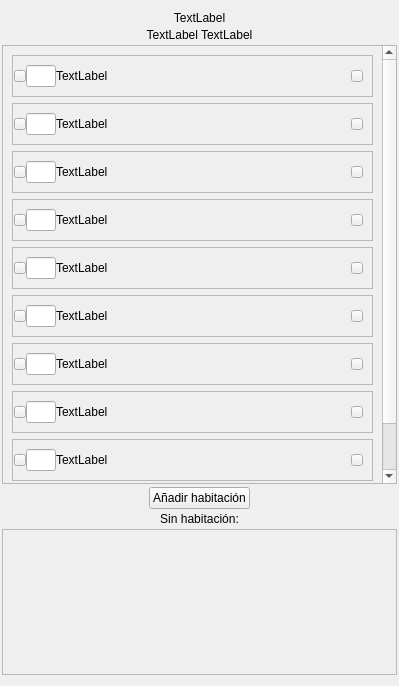
Above: src/ui/widgets/rooms_card.ui from BeCuber/Turnomatic before the change. Below: the same form after it.
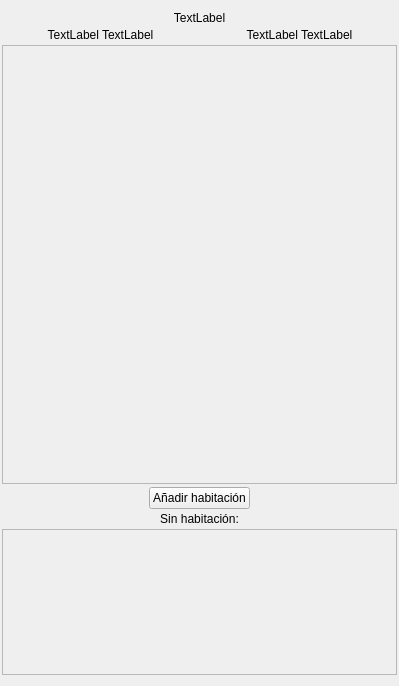
That is the form after the change.

Commit message: RoomPage shows 8 days correctly, all default rooms, and a list of volunteers without room each day. btn_add_bed has changed to btn_add_volunteer. The gui is prepared to recieve data. btn_add_volunteer has a QMenu with each volunteer without room.

What changed in the file:
```diff
--- a/src/ui/widgets/rooms_card.ui
+++ b/src/ui/widgets/rooms_card.ui
@@ -39,7 +39,7 @@
    </item>
    <item>
     <widget class="QWidget" name="containerCurrentOccupied" native="true">
-     <layout class="QHBoxLayout" name="horizontalLayout_12">
+     <layout class="QHBoxLayout" name="horizontalLayout_12" stretch="1,1,1,1">
       <property name="spacing">
        <number>3</number>
       </property>
@@ -55,6 +55,23 @@
       <property name="bottomMargin">
        <number>0</number>
       </property>
+      <item>
+       <widget class="QLabel" name="labelPersonIcon">
+        <property name="text">
+         <string>TextLabel</string>
+        </property>
+        <property name="alignment">
+         <set>Qt::AlignRight|Qt::AlignTrailing|Qt::AlignVCenter</set>
+        </property>
+       </widget>
+      </item>
+      <item>
+       <widget class="QLabel" name="labelCurrentVolunteers">
+        <property name="text">
+         <string>TextLabel</string>
+        </property>
+       </widget>
+      </item>
       <item>
        <widget class="QLabel" name="labelRoomIcon">
         <property name="text">
@@ -85,8 +102,8 @@
        <rect>
         <x>0</x>
         <y>0</y>
-        <width>376</width>
-        <height>472</height>
+        <width>393</width>
+        <height>20</height>
        </rect>
       </property>
       <property name="sizePolicy">
@@ -95,1083 +112,16 @@
         <verstretch>0</verstretch>
        </sizepolicy>
       </property>
-      <layout class="QVBoxLayout" name="verticalLayout_2">
+      <layout class="QVBoxLayout" name="scrollAreaRoomLayout" stretch="0">
+       <property name="spacing">
+        <number>3</number>
+       </property>
        <item>
-        <widget class="QFrame" name="frameRoom1">
-         <property name="frameShape">
-          <enum>QFrame::StyledPanel</enum>
+        <layout class="QVBoxLayout" name="innerRoomsContainer">
+         <property name="spacing">
+          <number>3</number>
          </property>
-         <property name="frameShadow">
-          <enum>QFrame::Raised</enum>
-         </property>
-         <layout class="QHBoxLayout" name="horizontalLayout_4" stretch="1,1,5">
-          <property name="spacing">
-           <number>0</number>
-          </property>
-          <property name="leftMargin">
-           <number>1</number>
-          </property>
-          <item>
-           <widget class="QPushButton" name="btnAddBed1">
-            <property name="sizePolicy">
-             <sizepolicy hsizetype="Minimum" vsizetype="Minimum">
-              <horstretch>0</horstretch>
-              <verstretch>0</verstretch>
-             </sizepolicy>
-            </property>
-            <property name="maximumSize">
-             <size>
-              <width>12</width>
-              <height>12</height>
-             </size>
-            </property>
-            <property name="cursor">
-             <cursorShape>PointingHandCursor</cursorShape>
-            </property>
-            <property name="text">
-             <string/>
-            </property>
-            <property name="iconSize">
-             <size>
-              <width>12</width>
-              <height>12</height>
-             </size>
-            </property>
-           </widget>
-          </item>
-          <item>
-           <widget class="QLineEdit" name="labelRoomName1">
-            <property name="sizePolicy">
-             <sizepolicy hsizetype="Minimum" vsizetype="Fixed">
-              <horstretch>0</horstretch>
-              <verstretch>0</verstretch>
-             </sizepolicy>
-            </property>
-            <property name="maximumSize">
-             <size>
-              <width>30</width>
-              <height>16777215</height>
-             </size>
-            </property>
-            <property name="cursor">
-             <cursorShape>IBeamCursor</cursorShape>
-            </property>
-            <property name="alignment">
-             <set>Qt::AlignCenter</set>
-            </property>
-           </widget>
-          </item>
-          <item>
-           <layout class="QVBoxLayout" name="vBoxVolSameRoom1" stretch="0">
-            <property name="spacing">
-             <number>3</number>
-            </property>
-            <item>
-             <layout class="QHBoxLayout" name="hBoxNameVolBtnMenu1" stretch="1,0">
-              <property name="leftMargin">
-               <number>0</number>
-              </property>
-              <item>
-               <widget class="QLabel" name="labelNameVol1">
-                <property name="text">
-                 <string>TextLabel</string>
-                </property>
-               </widget>
-              </item>
-              <item>
-               <widget class="QPushButton" name="btnMenu1">
-                <property name="maximumSize">
-                 <size>
-                  <width>12</width>
-                  <height>12</height>
-                 </size>
-                </property>
-                <property name="cursor">
-                 <cursorShape>PointingHandCursor</cursorShape>
-                </property>
-                <property name="text">
-                 <string/>
-                </property>
-                <property name="iconSize">
-                 <size>
-                  <width>12</width>
-                  <height>12</height>
-                 </size>
-                </property>
-               </widget>
-              </item>
-             </layout>
-            </item>
-           </layout>
-          </item>
-         </layout>
-        </widget>
-       </item>
-       <item>
-        <widget class="QFrame" name="frameRoom2">
-         <property name="frameShape">
-          <enum>QFrame::StyledPanel</enum>
-         </property>
-         <property name="frameShadow">
-          <enum>QFrame::Raised</enum>
-         </property>
-         <layout class="QHBoxLayout" name="horizontalLayout_10" stretch="1,1,5">
-          <property name="spacing">
-           <number>0</number>
-          </property>
-          <property name="leftMargin">
-           <number>1</number>
-          </property>
-          <item>
-           <widget class="QPushButton" name="btnAddBed2">
-            <property name="sizePolicy">
-             <sizepolicy hsizetype="Minimum" vsizetype="Minimum">
-              <horstretch>0</horstretch>
-              <verstretch>0</verstretch>
-             </sizepolicy>
-            </property>
-            <property name="maximumSize">
-             <size>
-              <width>12</width>
-              <height>12</height>
-             </size>
-            </property>
-            <property name="cursor">
-             <cursorShape>PointingHandCursor</cursorShape>
-            </property>
-            <property name="text">
-             <string/>
-            </property>
-            <property name="iconSize">
-             <size>
-              <width>12</width>
-              <height>12</height>
-             </size>
-            </property>
-           </widget>
-          </item>
-          <item>
-           <widget class="QLineEdit" name="labelRoomName2">
-            <property name="sizePolicy">
-             <sizepolicy hsizetype="Minimum" vsizetype="Fixed">
-              <horstretch>0</horstretch>
-              <verstretch>0</verstretch>
-             </sizepolicy>
-            </property>
-            <property name="maximumSize">
-             <size>
-              <width>30</width>
-              <height>16777215</height>
-             </size>
-            </property>
-            <property name="alignment">
-             <set>Qt::AlignCenter</set>
-            </property>
-           </widget>
-          </item>
-          <item>
-           <layout class="QVBoxLayout" name="vBoxVolSameRoom2">
-            <property name="spacing">
-             <number>3</number>
-            </property>
-            <item>
-             <layout class="QHBoxLayout" name="hBoxNameVolBtnMenu2" stretch="1,0">
-              <property name="leftMargin">
-               <number>0</number>
-              </property>
-              <item>
-               <widget class="QLabel" name="labelNameVol2">
-                <property name="text">
-                 <string>TextLabel</string>
-                </property>
-               </widget>
-              </item>
-              <item>
-               <widget class="QPushButton" name="btnMenu2">
-                <property name="maximumSize">
-                 <size>
-                  <width>12</width>
-                  <height>12</height>
-                 </size>
-                </property>
-                <property name="cursor">
-                 <cursorShape>PointingHandCursor</cursorShape>
-                </property>
-                <property name="text">
-                 <string/>
-                </property>
-                <property name="iconSize">
-                 <size>
-                  <width>12</width>
-                  <height>12</height>
-                 </size>
-                </property>
-               </widget>
-              </item>
-             </layout>
-            </item>
-           </layout>
-          </item>
-         </layout>
-        </widget>
-       </item>
-       <item>
-        <widget class="QFrame" name="frameRoom3">
-         <property name="frameShape">
-          <enum>QFrame::StyledPanel</enum>
-         </property>
-         <property name="frameShadow">
-          <enum>QFrame::Raised</enum>
-         </property>
-         <layout class="QHBoxLayout" name="horizontalLayout_3" stretch="1,1,5">
-          <property name="spacing">
-           <number>0</number>
-          </property>
-          <property name="leftMargin">
-           <number>1</number>
-          </property>
-          <item>
-           <widget class="QPushButton" name="btnAddBed3">
-            <property name="sizePolicy">
-             <sizepolicy hsizetype="Minimum" vsizetype="Minimum">
-              <horstretch>0</horstretch>
-              <verstretch>0</verstretch>
-             </sizepolicy>
-            </property>
-            <property name="maximumSize">
-             <size>
-              <width>12</width>
-              <height>12</height>
-             </size>
-            </property>
-            <property name="cursor">
-             <cursorShape>PointingHandCursor</cursorShape>
-            </property>
-            <property name="text">
-             <string/>
-            </property>
-            <property name="iconSize">
-             <size>
-              <width>12</width>
-              <height>12</height>
-             </size>
-            </property>
-           </widget>
-          </item>
-          <item>
-           <widget class="QLineEdit" name="labelRoomName3">
-            <property name="sizePolicy">
-             <sizepolicy hsizetype="Minimum" vsizetype="Fixed">
-              <horstretch>0</horstretch>
-              <verstretch>0</verstretch>
-             </sizepolicy>
-            </property>
-            <property name="maximumSize">
-             <size>
-              <width>30</width>
-              <height>16777215</height>
-             </size>
-            </property>
-            <property name="alignment">
-             <set>Qt::AlignCenter</set>
-            </property>
-           </widget>
-          </item>
-          <item>
-           <layout class="QVBoxLayout" name="vBoxVolSameRoom3">
-            <item>
-             <layout class="QHBoxLayout" name="hBoxNameVolBtnMenu3" stretch="1,0">
-              <property name="spacing">
-               <number>3</number>
-              </property>
-              <property name="leftMargin">
-               <number>0</number>
-              </property>
-              <item>
-               <widget class="QLabel" name="labelNameVol3">
-                <property name="text">
-                 <string>TextLabel</string>
-                </property>
-               </widget>
-              </item>
-              <item>
-               <widget class="QPushButton" name="btnMenu3">
-                <property name="maximumSize">
-                 <size>
-                  <width>12</width>
-                  <height>12</height>
-                 </size>
-                </property>
-                <property name="cursor">
-                 <cursorShape>PointingHandCursor</cursorShape>
-                </property>
-                <property name="text">
-                 <string/>
-                </property>
-                <property name="iconSize">
-                 <size>
-                  <width>12</width>
-                  <height>12</height>
-                 </size>
-                </property>
-               </widget>
-              </item>
-             </layout>
-            </item>
-           </layout>
-          </item>
-         </layout>
-        </widget>
-       </item>
-       <item>
-        <widget class="QFrame" name="frameRoom4">
-         <property name="frameShape">
-          <enum>QFrame::StyledPanel</enum>
-         </property>
-         <property name="frameShadow">
-          <enum>QFrame::Raised</enum>
-         </property>
-         <layout class="QHBoxLayout" name="horizontalLayout_5" stretch="1,1,5">
-          <property name="spacing">
-           <number>0</number>
-          </property>
-          <property name="leftMargin">
-           <number>1</number>
-          </property>
-          <item>
-           <widget class="QPushButton" name="btnAddBed4">
-            <property name="sizePolicy">
-             <sizepolicy hsizetype="Minimum" vsizetype="Minimum">
-              <horstretch>0</horstretch>
-              <verstretch>0</verstretch>
-             </sizepolicy>
-            </property>
-            <property name="maximumSize">
-             <size>
-              <width>12</width>
-              <height>12</height>
-             </size>
-            </property>
-            <property name="cursor">
-             <cursorShape>PointingHandCursor</cursorShape>
-            </property>
-            <property name="text">
-             <string/>
-            </property>
-            <property name="iconSize">
-             <size>
-              <width>12</width>
-              <height>12</height>
-             </size>
-            </property>
-           </widget>
-          </item>
-          <item>
-           <widget class="QLineEdit" name="labelRoomName4">
-            <property name="sizePolicy">
-             <sizepolicy hsizetype="Minimum" vsizetype="Fixed">
-              <horstretch>0</horstretch>
-              <verstretch>0</verstretch>
-             </sizepolicy>
-            </property>
-            <property name="maximumSize">
-             <size>
-              <width>30</width>
-              <height>16777215</height>
-             </size>
-            </property>
-            <property name="alignment">
-             <set>Qt::AlignCenter</set>
-            </property>
-           </widget>
-          </item>
-          <item>
-           <layout class="QVBoxLayout" name="vBoxVolSameRoom4">
-            <item>
-             <layout class="QHBoxLayout" name="hBoxNameVolBtnMenu4" stretch="1,0">
-              <property name="spacing">
-               <number>3</number>
-              </property>
-              <property name="leftMargin">
-               <number>0</number>
-              </property>
-              <item>
-               <widget class="QLabel" name="labelNameVol4">
-                <property name="text">
-                 <string>TextLabel</string>
-                </property>
-               </widget>
-              </item>
-              <item>
-               <widget class="QPushButton" name="btnMenu4">
-                <property name="maximumSize">
-                 <size>
-                  <width>12</width>
-                  <height>12</height>
-                 </size>
-                </property>
-                <property name="cursor">
-                 <cursorShape>PointingHandCursor</cursorShape>
-                </property>
-                <property name="text">
-                 <string/>
-                </property>
-                <property name="iconSize">
-                 <size>
-                  <width>12</width>
-                  <height>12</height>
-                 </size>
-                </property>
-               </widget>
-              </item>
-             </layout>
-            </item>
-           </layout>
-          </item>
-         </layout>
-        </widget>
-       </item>
-       <item>
-        <widget class="QFrame" name="frameRoom5">
-         <property name="frameShape">
-          <enum>QFrame::StyledPanel</enum>
-         </property>
-         <property name="frameShadow">
-          <enum>QFrame::Raised</enum>
-         </property>
-         <layout class="QHBoxLayout" name="horizontalLayout_6" stretch="1,1,5">
-          <property name="spacing">
-           <number>0</number>
-          </property>
-          <property name="leftMargin">
-           <number>1</number>
-          </property>
-          <item>
-           <widget class="QPushButton" name="btnAddBed5">
-            <property name="sizePolicy">
-             <sizepolicy hsizetype="Minimum" vsizetype="Maximum">
-              <horstretch>0</horstretch>
-              <verstretch>0</verstretch>
-             </sizepolicy>
-            </property>
-            <property name="maximumSize">
-             <size>
-              <width>12</width>
-              <height>12</height>
-             </size>
-            </property>
-            <property name="cursor">
-             <cursorShape>PointingHandCursor</cursorShape>
-            </property>
-            <property name="text">
-             <string/>
-            </property>
-            <property name="iconSize">
-             <size>
-              <width>12</width>
-              <height>12</height>
-             </size>
-            </property>
-           </widget>
-          </item>
-          <item>
-           <widget class="QLineEdit" name="labelRoomName5">
-            <property name="sizePolicy">
-             <sizepolicy hsizetype="Minimum" vsizetype="Fixed">
-              <horstretch>0</horstretch>
-              <verstretch>0</verstretch>
-             </sizepolicy>
-            </property>
-            <property name="maximumSize">
-             <size>
-              <width>30</width>
-              <height>16777215</height>
-             </size>
-            </property>
-            <property name="alignment">
-             <set>Qt::AlignCenter</set>
-            </property>
-           </widget>
-          </item>
-          <item>
-           <layout class="QVBoxLayout" name="vBoxVolSameRoom5">
-            <item>
-             <layout class="QHBoxLayout" name="hBoxNameVolBtnMenu5" stretch="1,0">
-              <property name="spacing">
-               <number>3</number>
-              </property>
-              <property name="leftMargin">
-               <number>0</number>
-              </property>
-              <item>
-               <widget class="QLabel" name="labelNameVol5">
-                <property name="text">
-                 <string>TextLabel</string>
-                </property>
-               </widget>
-              </item>
-              <item>
-               <widget class="QPushButton" name="btnMenu5">
-                <property name="maximumSize">
-                 <size>
-                  <width>12</width>
-                  <height>12</height>
-                 </size>
-                </property>
-                <property name="cursor">
-                 <cursorShape>PointingHandCursor</cursorShape>
-                </property>
-                <property name="text">
-                 <string/>
-                </property>
-                <property name="iconSize">
-                 <size>
-                  <width>12</width>
-                  <height>12</height>
-                 </size>
-                </property>
-               </widget>
-              </item>
-             </layout>
-            </item>
-           </layout>
-          </item>
-         </layout>
-        </widget>
-       </item>
-       <item>
-        <widget class="QFrame" name="frameRoom6">
-         <property name="frameShape">
-          <enum>QFrame::StyledPanel</enum>
-         </property>
-         <property name="frameShadow">
-          <enum>QFrame::Raised</enum>
-         </property>
-         <layout class="QHBoxLayout" name="horizontalLayout_7" stretch="1,1,5">
-          <property name="spacing">
-           <number>0</number>
-          </property>
-          <property name="leftMargin">
-           <number>1</number>
-          </property>
-          <item>
-           <widget class="QPushButton" name="btnAddBed6">
-            <property name="sizePolicy">
-             <sizepolicy hsizetype="Minimum" vsizetype="Minimum">
-              <horstretch>0</horstretch>
-              <verstretch>0</verstretch>
-             </sizepolicy>
-            </property>
-            <property name="maximumSize">
-             <size>
-              <width>12</width>
-              <height>12</height>
-             </size>
-            </property>
-            <property name="cursor">
-             <cursorShape>PointingHandCursor</cursorShape>
-            </property>
-            <property name="text">
-             <string/>
-            </property>
-            <property name="iconSize">
-             <size>
-              <width>12</width>
-              <height>12</height>
-             </size>
-            </property>
-           </widget>
-          </item>
-          <item>
-           <widget class="QLineEdit" name="labelRoomName6">
-            <property name="sizePolicy">
-             <sizepolicy hsizetype="Minimum" vsizetype="Fixed">
-              <horstretch>0</horstretch>
-              <verstretch>0</verstretch>
-             </sizepolicy>
-            </property>
-            <property name="maximumSize">
-             <size>
-              <width>30</width>
-              <height>16777215</height>
-             </size>
-            </property>
-            <property name="alignment">
-             <set>Qt::AlignCenter</set>
-            </property>
-           </widget>
-          </item>
-          <item>
-           <layout class="QVBoxLayout" name="vBoxVolSameRoom6">
-            <item>
-             <layout class="QHBoxLayout" name="hBoxNameVolBtnMenu6" stretch="1,0">
-              <property name="spacing">
-               <number>3</number>
-              </property>
-              <property name="leftMargin">
-               <number>0</number>
-              </property>
-              <item>
-               <widget class="QLabel" name="labelNameVol6">
-                <property name="text">
-                 <string>TextLabel</string>
-                </property>
-               </widget>
-              </item>
-              <item>
-               <widget class="QPushButton" name="btnMenu6">
-                <property name="maximumSize">
-                 <size>
-                  <width>12</width>
-                  <height>12</height>
-                 </size>
-                </property>
-                <property name="cursor">
-                 <cursorShape>PointingHandCursor</cursorShape>
-                </property>
-                <property name="text">
-                 <string/>
-                </property>
-                <property name="iconSize">
-                 <size>
-                  <width>12</width>
-                  <height>12</height>
-                 </size>
-                </property>
-               </widget>
-              </item>
-             </layout>
-            </item>
-           </layout>
-          </item>
-         </layout>
-        </widget>
-       </item>
-       <item>
-        <widget class="QFrame" name="frameRoom7">
-         <property name="frameShape">
-          <enum>QFrame::StyledPanel</enum>
-         </property>
-         <property name="frameShadow">
-          <enum>QFrame::Raised</enum>
-         </property>
-         <layout class="QHBoxLayout" name="horizontalLayout_8" stretch="1,1,5">
-          <property name="spacing">
-           <number>0</number>
-          </property>
-          <property name="leftMargin">
-           <number>1</number>
-          </property>
-          <item>
-           <widget class="QPushButton" name="btnAddBed7">
-            <property name="sizePolicy">
-             <sizepolicy hsizetype="Minimum" vsizetype="Minimum">
-              <horstretch>0</horstretch>
-              <verstretch>0</verstretch>
-             </sizepolicy>
-            </property>
-            <property name="maximumSize">
-             <size>
-              <width>12</width>
-              <height>12</height>
-             </size>
-            </property>
-            <property name="cursor">
-             <cursorShape>PointingHandCursor</cursorShape>
-            </property>
-            <property name="text">
-             <string/>
-            </property>
-            <property name="iconSize">
-             <size>
-              <width>12</width>
-              <height>12</height>
-             </size>
-            </property>
-           </widget>
-          </item>
-          <item>
-           <widget class="QLineEdit" name="labelRoomName7">
-            <property name="sizePolicy">
-             <sizepolicy hsizetype="Minimum" vsizetype="Fixed">
-              <horstretch>0</horstretch>
-              <verstretch>0</verstretch>
-             </sizepolicy>
-            </property>
-            <property name="maximumSize">
-             <size>
-              <width>30</width>
-              <height>16777215</height>
-             </size>
-            </property>
-            <property name="alignment">
-             <set>Qt::AlignCenter</set>
-            </property>
-           </widget>
-          </item>
-          <item>
-           <layout class="QVBoxLayout" name="vBoxVolSameRoom7">
-            <property name="spacing">
-             <number>3</number>
-            </property>
-            <item>
-             <layout class="QHBoxLayout" name="hBoxNameVolBtnMenu7" stretch="1,0">
-              <property name="leftMargin">
-               <number>0</number>
-              </property>
-              <item>
-               <widget class="QLabel" name="labelNameVol7">
-                <property name="text">
-                 <string>TextLabel</string>
-                </property>
-               </widget>
-              </item>
-              <item>
-               <widget class="QPushButton" name="btnMenu7">
-                <property name="maximumSize">
-                 <size>
-                  <width>12</width>
-                  <height>12</height>
-                 </size>
-                </property>
-                <property name="cursor">
-                 <cursorShape>PointingHandCursor</cursorShape>
-                </property>
-                <property name="text">
-                 <string/>
-                </property>
-                <property name="iconSize">
-                 <size>
-                  <width>12</width>
-                  <height>12</height>
-                 </size>
-                </property>
-               </widget>
-              </item>
-             </layout>
-            </item>
-           </layout>
-          </item>
-         </layout>
-        </widget>
-       </item>
-       <item>
-        <widget class="QFrame" name="frameRoom8">
-         <property name="frameShape">
-          <enum>QFrame::StyledPanel</enum>
-         </property>
-         <property name="frameShadow">
-          <enum>QFrame::Raised</enum>
-         </property>
-         <layout class="QHBoxLayout" name="horizontalLayout_9" stretch="1,1,5">
-          <property name="spacing">
-           <number>0</number>
-          </property>
-          <property name="leftMargin">
-           <number>1</number>
-          </property>
-          <item>
-           <widget class="QPushButton" name="btnAddBed8">
-            <property name="sizePolicy">
-             <sizepolicy hsizetype="Minimum" vsizetype="Minimum">
-              <horstretch>0</horstretch>
-              <verstretch>0</verstretch>
-             </sizepolicy>
-            </property>
-            <property name="maximumSize">
-             <size>
-              <width>12</width>
-              <height>12</height>
-             </size>
-            </property>
-            <property name="cursor">
-             <cursorShape>PointingHandCursor</cursorShape>
-            </property>
-            <property name="text">
-             <string/>
-            </property>
-            <property name="iconSize">
-             <size>
-              <width>12</width>
-              <height>12</height>
-             </size>
-            </property>
-           </widget>
-          </item>
-          <item>
-           <widget class="QLineEdit" name="labelRoomName8">
-            <property name="sizePolicy">
-             <sizepolicy hsizetype="Minimum" vsizetype="Fixed">
-              <horstretch>0</horstretch>
-              <verstretch>0</verstretch>
-             </sizepolicy>
-            </property>
-            <property name="maximumSize">
-             <size>
-              <width>30</width>
-              <height>16777215</height>
-             </size>
-            </property>
-            <property name="alignment">
-             <set>Qt::AlignCenter</set>
-            </property>
-           </widget>
-          </item>
-          <item>
-           <layout class="QVBoxLayout" name="vBoxVolSameRoom8">
-            <item>
-             <layout class="QHBoxLayout" name="hBoxNameVolBtnMenu8" stretch="1,0">
-              <property name="spacing">
-               <number>3</number>
-              </property>
-              <property name="leftMargin">
-               <number>0</number>
-              </property>
-              <item>
-               <widget class="QLabel" name="labelNameVol8">
-                <property name="text">
-                 <string>TextLabel</string>
-                </property>
-               </widget>
-              </item>
-              <item>
-               <widget class="QPushButton" name="btnMenu8">
-                <property name="maximumSize">
-                 <size>
-                  <width>12</width>
-                  <height>12</height>
-                 </size>
-                </property>
-                <property name="cursor">
-                 <cursorShape>PointingHandCursor</cursorShape>
-                </property>
-                <property name="text">
-                 <string/>
-                </property>
-                <property name="iconSize">
-                 <size>
-                  <width>12</width>
-                  <height>12</height>
-                 </size>
-                </property>
-               </widget>
-              </item>
-             </layout>
-            </item>
-           </layout>
-          </item>
-         </layout>
-        </widget>
-       </item>
-       <item>
-        <widget class="QFrame" name="frameRoom9">
-         <property name="frameShape">
-          <enum>QFrame::StyledPanel</enum>
-         </property>
-         <property name="frameShadow">
-          <enum>QFrame::Raised</enum>
-         </property>
-         <layout class="QHBoxLayout" name="horizontalLayout_2" stretch="1,1,5">
-          <property name="spacing">
-           <number>0</number>
-          </property>
-          <property name="leftMargin">
-           <number>1</number>
-          </property>
-          <item>
-           <widget class="QPushButton" name="btnAddBed9">
-            <property name="sizePolicy">
-             <sizepolicy hsizetype="Minimum" vsizetype="Minimum">
-              <horstretch>0</horstretch>
-              <verstretch>0</verstretch>
-             </sizepolicy>
-            </property>
-            <property name="maximumSize">
-             <size>
-              <width>12</width>
-              <height>12</height>
-             </size>
-            </property>
-            <property name="cursor">
-             <cursorShape>PointingHandCursor</cursorShape>
-            </property>
-            <property name="text">
-             <string/>
-            </property>
-            <property name="iconSize">
-             <size>
-              <width>12</width>
-              <height>12</height>
-             </size>
-            </property>
-           </widget>
-          </item>
-          <item>
-           <widget class="QLineEdit" name="labelRoomName9">
-            <property name="sizePolicy">
-             <sizepolicy hsizetype="Minimum" vsizetype="Fixed">
-              <horstretch>0</horstretch>
-              <verstretch>0</verstretch>
-             </sizepolicy>
-            </property>
-            <property name="maximumSize">
-             <size>
-              <width>30</width>
-              <height>16777215</height>
-             </size>
-            </property>
-            <property name="alignment">
-             <set>Qt::AlignCenter</set>
-            </property>
-           </widget>
-          </item>
-          <item>
-           <layout class="QVBoxLayout" name="vBoxVolSameRoom9">
-            <item>
-             <layout class="QHBoxLayout" name="hBoxNameVolBtnMenu9" stretch="1,0">
-              <property name="spacing">
-               <number>3</number>
-              </property>
-              <property name="leftMargin">
-               <number>0</number>
-              </property>
-              <item>
-               <widget class="QLabel" name="labelNameVol9">
-                <property name="text">
-                 <string>TextLabel</string>
-                </property>
-               </widget>
-              </item>
-              <item>
-               <widget class="QPushButton" name="btnMenu9">
-                <property name="maximumSize">
-                 <size>
-                  <width>12</width>
-                  <height>12</height>
-                 </size>
-                </property>
-                <property name="cursor">
-                 <cursorShape>PointingHandCursor</cursorShape>
-                </property>
-                <property name="text">
-                 <string/>
-                </property>
-                <property name="iconSize">
-                 <size>
-                  <width>12</width>
-                  <height>12</height>
-                 </size>
-                </property>
-               </widget>
-              </item>
-             </layout>
-            </item>
-           </layout>
-          </item>
-         </layout>
-        </widget>
-       </item>
-       <item>
-        <widget class="QFrame" name="frameRoom10">
-         <property name="frameShape">
-          <enum>QFrame::StyledPanel</enum>
-         </property>
-         <property name="frameShadow">
-          <enum>QFrame::Raised</enum>
-         </property>
-         <layout class="QHBoxLayout" name="horizontalLayout_11" stretch="1,1,5">
-          <property name="spacing">
-           <number>0</number>
-          </property>
-          <property name="leftMargin">
-           <number>1</number>
-          </property>
-          <item>
-           <widget class="QPushButton" name="btnAddBed10">
-            <property name="sizePolicy">
-             <sizepolicy hsizetype="Minimum" vsizetype="Minimum">
-              <horstretch>0</horstretch>
-              <verstretch>0</verstretch>
-             </sizepolicy>
-            </property>
-            <property name="maximumSize">
-             <size>
-              <width>12</width>
-              <height>12</height>
-             </size>
-            </property>
-            <property name="cursor">
-             <cursorShape>PointingHandCursor</cursorShape>
-            </property>
-            <property name="text">
-             <string/>
-            </property>
-           </widget>
-          </item>
-          <item>
-           <widget class="QLineEdit" name="labelRoomName10">
-            <property name="sizePolicy">
-             <sizepolicy hsizetype="Minimum" vsizetype="Fixed">
-              <horstretch>0</horstretch>
-              <verstretch>0</verstretch>
-             </sizepolicy>
-            </property>
-            <property name="maximumSize">
-             <size>
-              <width>30</width>
-              <height>16777215</height>
-             </size>
-            </property>
-            <property name="alignment">
-             <set>Qt::AlignCenter</set>
-            </property>
-           </widget>
-          </item>
-          <item>
-           <layout class="QVBoxLayout" name="vBoxVolSameRoom10">
-            <item>
-             <layout class="QHBoxLayout" name="hBoxNameVolBtnMenu10" stretch="1,0">
-              <property name="spacing">
-               <number>3</number>
-              </property>
-              <property name="leftMargin">
-               <number>0</number>
-              </property>
-              <item>
-               <widget class="QLabel" name="labelNameVol10">
-                <property name="text">
-                 <string>TextLabel</string>
-                </property>
-               </widget>
-              </item>
-              <item>
-               <widget class="QPushButton" name="btnMenu10">
-                <property name="maximumSize">
-                 <size>
-                  <width>12</width>
-                  <height>12</height>
-                 </size>
-                </property>
-                <property name="cursor">
-                 <cursorShape>PointingHandCursor</cursorShape>
-                </property>
-                <property name="text">
-                 <string/>
-                </property>
-                <property name="iconSize">
-                 <size>
-                  <width>12</width>
-                  <height>12</height>
-                 </size>
-                </property>
-               </widget>
-              </item>
-             </layout>
-            </item>
-           </layout>
-          </item>
-         </layout>
-        </widget>
+        </layout>
        </item>
       </layout>
      </widget>
```
Left out of the diff: 2 changed lines with no effect on the pictures. The commit also changes 26 other files.
